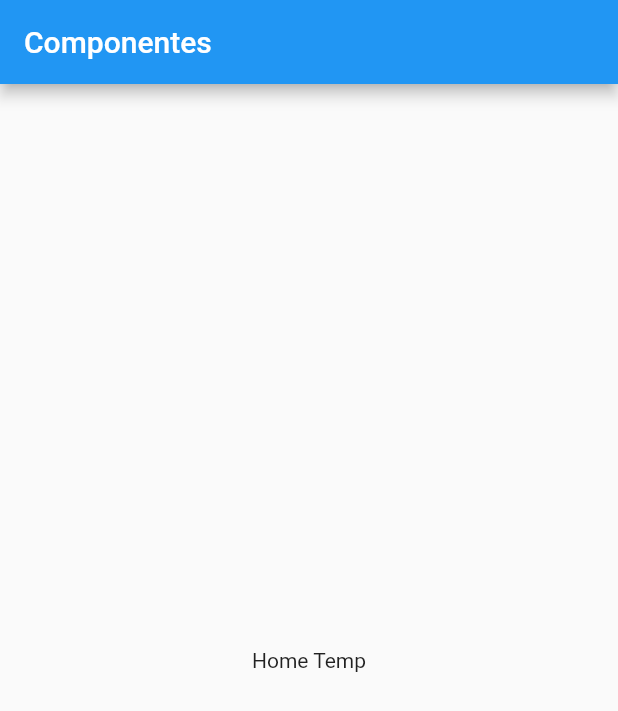
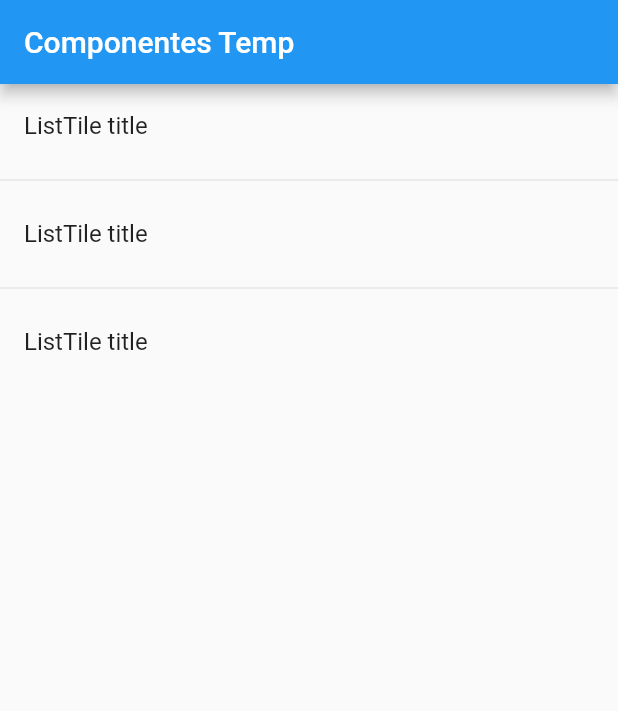
Before and after one commit to HildaPech/F-ComponontesFlutter, a Flutter app: the screen it shows after launch, on a phone screen of 412 x 824 dp. Shown: the top 711 px of the screen. Run offline on Flutter 3.47's test engine with Material 2 defaults, Android fonts, the phone set to English and light mode, and no system bars.

Commit message:
video5_Mostrar una lista de elementos

```diff
--- a/lib/main.dart
+++ b/lib/main.dart
@@ -10,12 +10,7 @@ class MyApp extends StatelessWidget {
     return MaterialApp(
       title: 'Componentes App',
       debugShowCheckedModeBanner: false,
-      home: Scaffold(
-        appBar: AppBar(
-          title: Text('Componentes'),
-        ),
-        body: HomePageTemp()
-      ),
+      home: HomePageTemp()
     );
   }
 }
--- a/lib/src/pages/home_temp.dart
+++ b/lib/src/pages/home_temp.dart
@@ -3,8 +3,25 @@ import 'package:flutter/material.dart';
 class HomePageTemp extends StatelessWidget {
   @override
   Widget build(BuildContext context) {
-    return Center(
-      child: Text('Home Temp'),
+    return Scaffold(
+      appBar: AppBar(
+        title: Text('Componentes Temp'),
+      ),
+      body: ListView(
+        children: <Widget>[
+          ListTile(
+            title: Text('ListTile title'),
+          ),
+          Divider(),
+          ListTile(
+            title: Text('ListTile title'),
+          ),
+          Divider(),
+          ListTile(
+            title: Text('ListTile title'),
+          ),
+        ],
+      ),
     );
   }
 }
```
